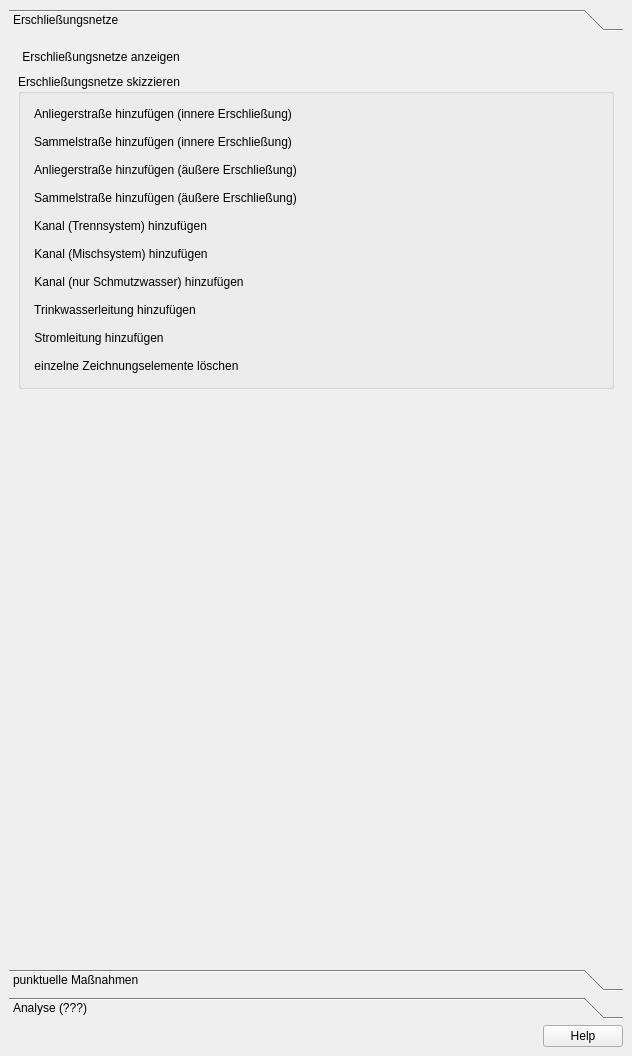
The window that projektcheck/pctools/ui/ProjektCheck_dockwidget_analysis_06-IFK.ui (projektcheck/ProjektCheck-QGIS) describes before a commit, drawn with Qt 5.
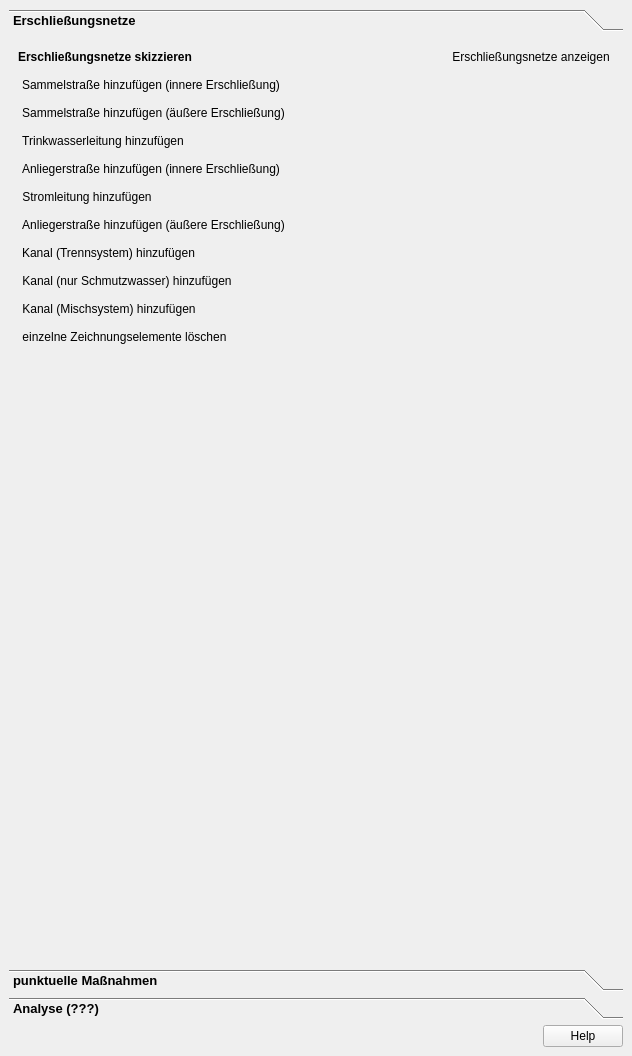
The same window after the commit. The open tabs and pages were chosen to show the change. Icons and pictures are not drawn.

Commit message: consistent design relating to headers, structure, button position etc...

The edit to the form file:
```diff
--- a/projektcheck/pctools/ui/ProjektCheck_dockwidget_analysis_06-IFK.ui
+++ b/projektcheck/pctools/ui/ProjektCheck_dockwidget_analysis_06-IFK.ui
@@ -10,6 +10,17 @@
     <height>1056</height>
    </rect>
   </property>
+  <property name="styleSheet">
+   <string notr="true">QToolBox:tab {
+	font: bold 10pt ;
+    color: black;
+}
+QGroupBox::title {
+	font: bold italic 8pt ;
+    color: black;
+}
+</string>
+  </property>
   <property name="windowTitle">
    <string>Projekt-Check Analyse-Tools // Infrastrukturfolgekosten</string>
   </property>
@@ -37,6 +48,34 @@
        </attribute>
        <layout class="QVBoxLayout" name="verticalLayout_2">
         <item>
+         <layout class="QHBoxLayout" name="horizontalLayout_2">
+          <item>
+           <widget class="QLabel" name="label">
+            <property name="font">
+             <font>
+              <weight>75</weight>
+              <bold>true</bold>
+             </font>
+            </property>
+            <property name="text">
+             <string>Erschließungsnetze skizzieren</string>
+            </property>
+           </widget>
+          </item>
+          <item>
+           <spacer name="horizontalSpacer">
+            <property name="orientation">
+             <enum>Qt::Horizontal</enum>
+            </property>
+            <property name="sizeHint" stdset="0">
+             <size>
+              <width>40</width>
+              <height>20</height>
+             </size>
+            </property>
+           </spacer>
+          </item>
+          <item>
          <widget class="QPushButton" name="pushButton">
           <property name="sizePolicy">
            <sizepolicy hsizetype="Fixed" vsizetype="Fixed">
@@ -44,6 +83,9 @@
             <verstretch>0</verstretch>
            </sizepolicy>
           </property>
+            <property name="layoutDirection">
+             <enum>Qt::RightToLeft</enum>
+            </property>
           <property name="text">
            <string>Erschließungsnetze anzeigen</string>
           </property>
@@ -60,14 +102,10 @@
           </property>
          </widget>
         </item>
+         </layout>
+        </item>
         <item>
-         <widget class="QGroupBox" name="groupBox_9">
-          <property name="title">
-           <string>Erschließungsnetze skizzieren</string>
-          </property>
-          <layout class="QGridLayout" name="gridLayout_14">
-           <item row="10" column="0">
-            <widget class="QPushButton" name="pushButton_21">
+         <widget class="QPushButton" name="pushButton_50">
              <property name="sizePolicy">
               <sizepolicy hsizetype="Fixed" vsizetype="Fixed">
                <horstretch>0</horstretch>
@@ -75,7 +113,7 @@
               </sizepolicy>
              </property>
              <property name="text">
-              <string>einzelne Zeichnungselemente löschen</string>
+           <string>Sammelstraße hinzufügen (innere Erschließung)</string>
              </property>
              <property name="icon">
               <iconset>
@@ -92,8 +130,8 @@
              </property>
             </widget>
            </item>
-           <item row="5" column="0">
-            <widget class="QPushButton" name="pushButton_17">
+        <item>
+         <widget class="QPushButton" name="pushButton_49">
              <property name="sizePolicy">
               <sizepolicy hsizetype="Fixed" vsizetype="Fixed">
                <horstretch>0</horstretch>
@@ -101,7 +139,7 @@
               </sizepolicy>
              </property>
              <property name="text">
-              <string>Kanal (Mischsystem) hinzufügen</string>
+           <string>Sammelstraße hinzufügen (äußere Erschließung)</string>
              </property>
              <property name="icon">
               <iconset>
@@ -118,8 +156,8 @@
              </property>
             </widget>
            </item>
-           <item row="7" column="0">
-            <widget class="QPushButton" name="pushButton_19">
+        <item>
+         <widget class="QPushButton" name="pushButton_48">
              <property name="sizePolicy">
               <sizepolicy hsizetype="Fixed" vsizetype="Fixed">
                <horstretch>0</horstretch>
@@ -144,34 +182,8 @@
              </property>
             </widget>
            </item>
-           <item row="9" column="0">
-            <widget class="QPushButton" name="pushButton_20">
-             <property name="sizePolicy">
-              <sizepolicy hsizetype="Fixed" vsizetype="Fixed">
-               <horstretch>0</horstretch>
-               <verstretch>0</verstretch>
-              </sizepolicy>
-             </property>
-             <property name="text">
-              <string>Stromleitung hinzufügen</string>
-             </property>
-             <property name="icon">
-              <iconset>
-               <normaloff>edit.png</normaloff>edit.png</iconset>
-             </property>
-             <property name="checkable">
-              <bool>true</bool>
-             </property>
-             <property name="autoExclusive">
-              <bool>true</bool>
-             </property>
-             <property name="flat">
-              <bool>true</bool>
-             </property>
-            </widget>
-           </item>
-           <item row="0" column="0" colspan="6">
-            <widget class="QPushButton" name="pushButton_12">
+        <item>
+         <widget class="QPushButton" name="pushButton_47">
              <property name="sizePolicy">
               <sizepolicy hsizetype="Fixed" vsizetype="Fixed">
                <horstretch>0</horstretch>
@@ -196,8 +208,34 @@
              </property>
             </widget>
            </item>
-           <item row="2" column="0">
-            <widget class="QPushButton" name="pushButton_14">
+        <item>
+         <widget class="QPushButton" name="pushButton_46">
+          <property name="sizePolicy">
+           <sizepolicy hsizetype="Fixed" vsizetype="Fixed">
+            <horstretch>0</horstretch>
+            <verstretch>0</verstretch>
+           </sizepolicy>
+          </property>
+          <property name="text">
+           <string>Stromleitung hinzufügen</string>
+          </property>
+          <property name="icon">
+           <iconset>
+            <normaloff>../../images/edit.png</normaloff>../../images/edit.png</iconset>
+          </property>
+          <property name="checkable">
+           <bool>true</bool>
+          </property>
+          <property name="autoExclusive">
+           <bool>true</bool>
+          </property>
+          <property name="flat">
+           <bool>true</bool>
+          </property>
+         </widget>
+        </item>
+        <item>
+         <widget class="QPushButton" name="pushButton_45">
              <property name="sizePolicy">
               <sizepolicy hsizetype="Fixed" vsizetype="Fixed">
                <horstretch>0</horstretch>
@@ -222,8 +260,8 @@
              </property>
             </widget>
            </item>
-           <item row="4" column="0">
-            <widget class="QPushButton" name="pushButton_16">
+        <item>
+         <widget class="QPushButton" name="pushButton_44">
              <property name="sizePolicy">
               <sizepolicy hsizetype="Fixed" vsizetype="Fixed">
                <horstretch>0</horstretch>
@@ -248,60 +286,8 @@
              </property>
             </widget>
            </item>
-           <item row="3" column="0">
-            <widget class="QPushButton" name="pushButton_15">
-             <property name="sizePolicy">
-              <sizepolicy hsizetype="Fixed" vsizetype="Fixed">
-               <horstretch>0</horstretch>
-               <verstretch>0</verstretch>
-              </sizepolicy>
-             </property>
-             <property name="text">
-              <string>Sammelstraße hinzufügen (äußere Erschließung)</string>
-             </property>
-             <property name="icon">
-              <iconset>
-               <normaloff>edit.png</normaloff>edit.png</iconset>
-             </property>
-             <property name="checkable">
-              <bool>true</bool>
-             </property>
-             <property name="autoExclusive">
-              <bool>true</bool>
-             </property>
-             <property name="flat">
-              <bool>true</bool>
-             </property>
-            </widget>
-           </item>
-           <item row="1" column="0">
-            <widget class="QPushButton" name="pushButton_13">
-             <property name="sizePolicy">
-              <sizepolicy hsizetype="Fixed" vsizetype="Fixed">
-               <horstretch>0</horstretch>
-               <verstretch>0</verstretch>
-              </sizepolicy>
-             </property>
-             <property name="text">
-              <string>Sammelstraße hinzufügen (innere Erschließung)</string>
-             </property>
-             <property name="icon">
-              <iconset>
-               <normaloff>edit.png</normaloff>edit.png</iconset>
-             </property>
-             <property name="checkable">
-              <bool>true</bool>
-             </property>
-             <property name="autoExclusive">
-              <bool>true</bool>
-             </property>
-             <property name="flat">
-              <bool>true</bool>
-             </property>
-            </widget>
-           </item>
-           <item row="6" column="0">
-            <widget class="QPushButton" name="pushButton_18">
+        <item>
+         <widget class="QPushButton" name="pushButton_43">
              <property name="sizePolicy">
               <sizepolicy hsizetype="Fixed" vsizetype="Fixed">
                <horstretch>0</horstretch>
@@ -326,7 +312,56 @@
              </property>
             </widget>
            </item>
-          </layout>
+        <item>
+         <widget class="QPushButton" name="pushButton_42">
+          <property name="sizePolicy">
+           <sizepolicy hsizetype="Fixed" vsizetype="Fixed">
+            <horstretch>0</horstretch>
+            <verstretch>0</verstretch>
+           </sizepolicy>
+          </property>
+          <property name="text">
+           <string>Kanal (Mischsystem) hinzufügen</string>
+          </property>
+          <property name="icon">
+           <iconset>
+            <normaloff>../../images/edit.png</normaloff>../../images/edit.png</iconset>
+          </property>
+          <property name="checkable">
+           <bool>true</bool>
+          </property>
+          <property name="autoExclusive">
+           <bool>true</bool>
+          </property>
+          <property name="flat">
+           <bool>true</bool>
+          </property>
+         </widget>
+        </item>
+        <item>
+         <widget class="QPushButton" name="pushButton_41">
+          <property name="sizePolicy">
+           <sizepolicy hsizetype="Fixed" vsizetype="Fixed">
+            <horstretch>0</horstretch>
+            <verstretch>0</verstretch>
+           </sizepolicy>
+          </property>
+          <property name="text">
+           <string>einzelne Zeichnungselemente löschen</string>
+          </property>
+          <property name="icon">
+           <iconset>
+            <normaloff>../../images/edit.png</normaloff>../../images/edit.png</iconset>
+          </property>
+          <property name="checkable">
+           <bool>true</bool>
+          </property>
+          <property name="autoExclusive">
+           <bool>true</bool>
+          </property>
+          <property name="flat">
+           <bool>true</bool>
+          </property>
          </widget>
         </item>
         <item>
```
Left out of the diff: 328 changed lines with no effect on the pictures. Lines whose indentation alone changed are shown as unchanged. The commit also changes 7 other files.
